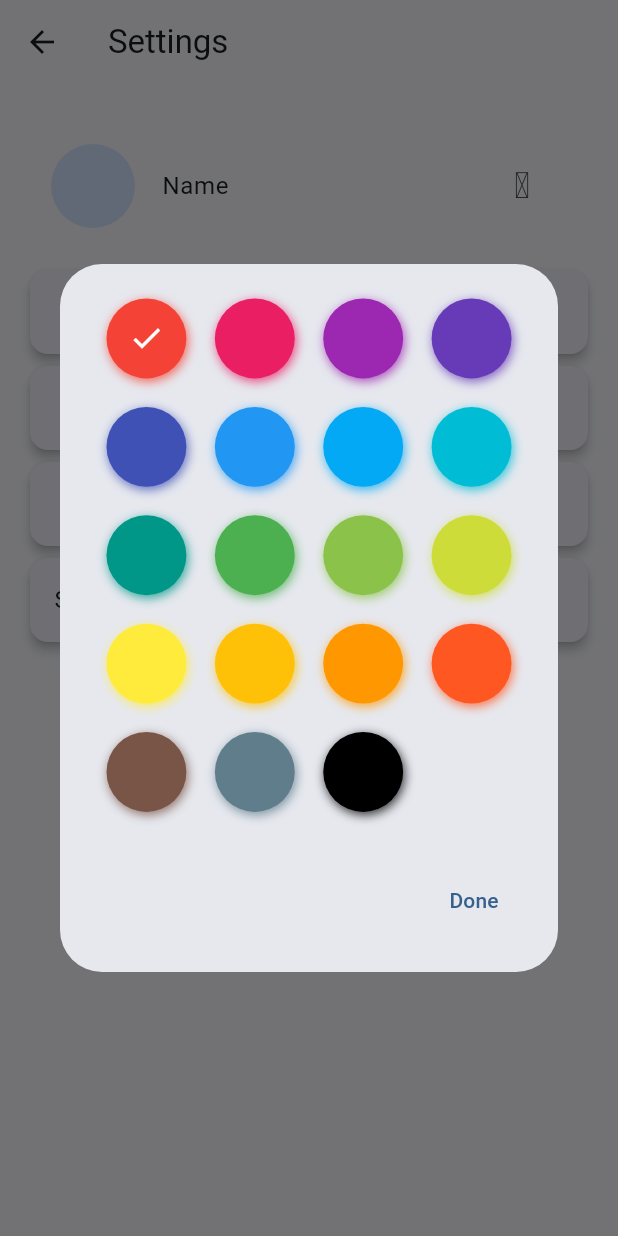
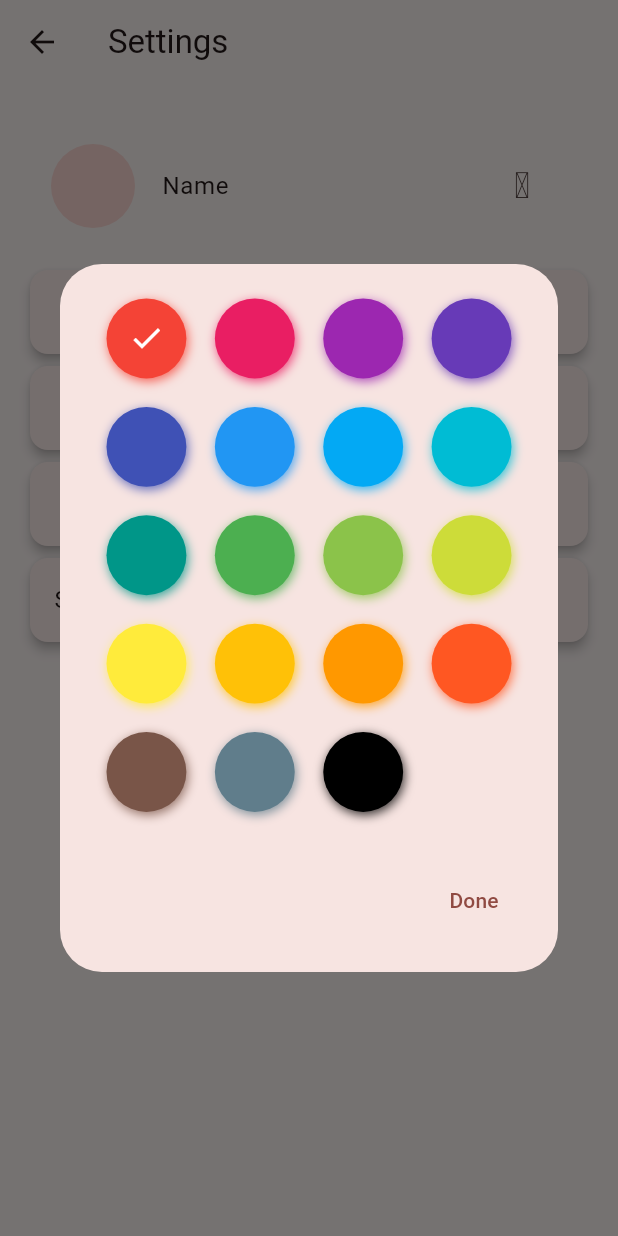
Before and after one commit to 3madhani/TalkVerse, a Flutter app: the SettingsScreen screen opened directly, after a tap on "Theme", on a phone screen of 412 x 824 dp. Run offline on Flutter 3.47's test engine with Material 3 defaults, Android fonts, the light colour scheme and no system bars; drawn by our look-alikes of flutter_colorpicker; our stand-ins replace flutter_svg, iconsax.

Commit message:
feat: implement settings view model and UI components for theme and profile management

```diff
--- /dev/null
+++ b/lib/features/home/presentation/view_model/settings_view_model.dart
@@ -0,0 +1,19 @@
+import 'package:flutter/material.dart';
+
+class SettingsViewModel extends ChangeNotifier {
+  Color _selectedColor = Colors.red;
+  bool _isDarkMode = false;
+
+  Color get selectedColor => _selectedColor;
+  bool get isDarkMode => _isDarkMode;
+
+  void changeThemeColor(Color color) {
+    _selectedColor = color;
+    notifyListeners();
+  }
+
+  void toggleDarkMode(bool value) {
+    _isDarkMode = value;
+    notifyListeners();
+  }
+}
--- a/lib/features/home/presentation/views/home_layout.dart
+++ b/lib/features/home/presentation/views/home_layout.dart
@@ -25,6 +25,12 @@
                   NavigationDestinationLabelBehavior.onlyShowSelected,
               elevation: 0,
               height: 70,
+              backgroundColor:
+                  Theme.of(
+                    context,
+                  ).colorScheme.surface, // Match scaffold background
+              surfaceTintColor:
+                  Colors.transparent, // Prevents shadow or elevation
               destinations:
                   homeViewModel.tabs
                       .map(
--- a/lib/features/home/presentation/views/settings_screen.dart
+++ b/lib/features/home/presentation/views/settings_screen.dart
@@ -1,7 +1,12 @@
 import 'package:chitchat/features/settings/presentation/views/profile_screen.dart';
 import 'package:flutter/material.dart';
-import 'package:flutter_colorpicker/flutter_colorpicker.dart';
 import 'package:iconsax/iconsax.dart';
+
+import 'widgets/dark_tile.dart';
+import 'widgets/navigation_tile.dart';
+import 'widgets/profile_tile.dart';
+import 'widgets/sign_out_tile.dart';
+import 'widgets/theme_tile.dart';
 
 class SettingsScreen extends StatelessWidget {
   const SettingsScreen({super.key});
@@ -14,26 +19,11 @@
         padding: const EdgeInsets.all(16.0),
         child: Column(
           children: [
-            ListTile(
-              minVerticalPadding: 40,
-              title: const Text('Name'),
-              leading: const CircleAvatar(radius: 30),
-              trailing: IconButton(
-                icon: const Icon(Iconsax.scan_barcode),
-                onPressed: () {},
-              ),
-            ),
-            Card(
-              elevation: 3,
-              child: ListTile(
-                shape: RoundedRectangleBorder(
-                  borderRadius: BorderRadius.circular(10),
-                ),
-                title: const Text('Profile'),
-                leading: const Icon(Iconsax.user),
-                trailing: const Icon(Icons.arrow_forward_ios),
+            const ProfileTile(),
+            NavigationTile(
+              title: 'Profile',
+              icon: Iconsax.user,
               onTap: () {
-                  // Navigate to profile screen
                 Navigator.push(
                   context,
                   MaterialPageRoute(
@@ -42,61 +32,9 @@
                 );
               },
             ),
-            ),
-            Card(
-              elevation: 3,
-              child: ListTile(
-                onTap: () {
-                  showDialog(
-                    context: context,
-                    builder:
-                        (context) => AlertDialog(
-                          content: SingleChildScrollView(
-                            child: BlockPicker(
-                              pickerColor: Colors.red,
-                              onColorChanged: (value) {},
-                            ),
-                          ),
-                          actions: [
-                            TextButton(
-                              child: const Text('Done'),
-                              onPressed: () {
-                                Navigator.pop(context);
-                              },
-                            ),
-                          ],
-                        ),
-                  );
-                },
-                shape: RoundedRectangleBorder(
-                  borderRadius: BorderRadius.circular(10),
-                ),
-                title: const Text('Theme'),
-                leading: const Icon(Iconsax.color_swatch),
-              ),
-            ),
-
-            Card(
-              elevation: 3,
-              child: ListTile(
-                shape: RoundedRectangleBorder(
-                  borderRadius: BorderRadius.circular(10),
-                ),
-                title: const Text('Dark Mode'),
-                leading: const Icon(Iconsax.moon),
-                trailing: Switch(value: true, onChanged: (value) {}),
-              ),
-            ),
-            Card(
-              elevation: 3,
-              child: ListTile(
-                shape: RoundedRectangleBorder(
-                  borderRadius: BorderRadius.circular(10),
-                ),
-                title: const Text('Sign Out'),
-                trailing: const Icon(Iconsax.logout_1),
-              ),
-            ),
+            const ThemeTile(),
+            const DarkModeTile(),
+            const SignOutTile(),
           ],
         ),
       ),
--- /dev/null
+++ b/lib/features/home/presentation/views/widgets/dark_tile.dart
@@ -0,0 +1,27 @@
+import 'package:flutter/material.dart';
+import 'package:iconsax/iconsax.dart';
+import 'package:provider/provider.dart';
+
+import '../../view_model/settings_view_model.dart';
+
+class DarkModeTile extends StatelessWidget {
+  const DarkModeTile({super.key});
+
+  @override
+  Widget build(BuildContext context) {
+    final viewModel = Provider.of<SettingsViewModel>(context);
+
+    return Card(
+      elevation: 3,
+      child: ListTile(
+        shape: RoundedRectangleBorder(borderRadius: BorderRadius.circular(10)),
+        title: const Text('Dark Mode'),
+        leading: const Icon(Iconsax.moon),
+        trailing: Switch(
+          value: viewModel.isDarkMode,
+          onChanged: viewModel.toggleDarkMode,
+        ),
+      ),
+    );
+  }
+}
--- /dev/null
+++ b/lib/features/home/presentation/views/widgets/navigation_tile.dart
@@ -0,0 +1,28 @@
+import 'package:flutter/material.dart';
+
+class NavigationTile extends StatelessWidget {
+  final String title;
+  final IconData icon;
+  final VoidCallback onTap;
+
+  const NavigationTile({
+    super.key,
+    required this.title,
+    required this.icon,
+    required this.onTap,
+  });
+
+  @override
+  Widget build(BuildContext context) {
+    return Card(
+      elevation: 3,
+      child: ListTile(
+        shape: RoundedRectangleBorder(borderRadius: BorderRadius.circular(10)),
+        title: Text(title),
+        leading: Icon(icon),
+        trailing: const Icon(Icons.arrow_forward_ios),
+        onTap: onTap,
+      ),
+    );
+  }
+}
--- /dev/null
+++ b/lib/features/home/presentation/views/widgets/profile_tile.dart
@@ -0,0 +1,19 @@
+import 'package:flutter/material.dart';
+import 'package:iconsax/iconsax.dart';
+
+class ProfileTile extends StatelessWidget {
+  const ProfileTile({super.key});
+
+  @override
+  Widget build(BuildContext context) {
+    return ListTile(
+      minVerticalPadding: 40,
+      title: const Text('Name'),
+      leading: const CircleAvatar(radius: 30),
+      trailing: IconButton(
+        icon: const Icon(Iconsax.scan_barcode),
+        onPressed: () {},
+      ),
+    );
+  }
+}
--- /dev/null
+++ b/lib/features/home/presentation/views/widgets/sign_out_tile.dart
@@ -0,0 +1,18 @@
+import 'package:flutter/material.dart';
+import 'package:iconsax/iconsax.dart';
+
+class SignOutTile extends StatelessWidget {
+  const SignOutTile({super.key});
+
+  @override
+  Widget build(BuildContext context) {
+    return Card(
+      elevation: 3,
+      child: ListTile(
+        shape: RoundedRectangleBorder(borderRadius: BorderRadius.circular(10)),
+        title: const Text('Sign Out'),
+        trailing: const Icon(Iconsax.logout_1),
+      ),
+    );
+  }
+}
--- /dev/null
+++ b/lib/features/home/presentation/views/widgets/theme_tile.dart
@@ -0,0 +1,48 @@
+import 'package:flutter/material.dart';
+import 'package:flutter_colorpicker/flutter_colorpicker.dart';
+import 'package:iconsax/iconsax.dart';
+import 'package:provider/provider.dart';
+
+import '../../view_model/settings_view_model.dart';
+
+class ThemeTile extends StatelessWidget {
+  const ThemeTile({super.key});
+
+  @override
+  Widget build(BuildContext context) {
+    final viewModel = Provider.of<SettingsViewModel>(context);
+
+    return Card(
+      elevation: 3,
+      child: ListTile(
+        onTap: () => _showColorPicker(context, viewModel),
+        shape: RoundedRectangleBorder(borderRadius: BorderRadius.circular(10)),
+        title: const Text('Theme'),
+        leading: const Icon(Iconsax.color_swatch),
+      ),
+    );
+  }
+
+  void _showColorPicker(BuildContext context, SettingsViewModel viewModel) {
+    showDialog(
+      context: context,
+      builder:
+          (context) => AlertDialog(
+            content: SingleChildScrollView(
+              child: BlockPicker(
+                pickerColor: viewModel.selectedColor,
+                onColorChanged: viewModel.changeThemeColor,
+              ),
+            ),
+            actions: [
+              TextButton(
+                child: const Text('Done'),
+                onPressed: () {
+                  Navigator.pop(context);
+                },
+              ),
+            ],
+          ),
+    );
+  }
+}
```
Also changed, not shown: lib/features/auth/presentation/views/widgets/custom_elevated_button.dart (+1 -9 lines), lib/features/settings/presentation/view_model/profile_view_model.dart (added, +43 -0 lines), lib/features/settings/presentation/views/profile_screen.dart (+54 -109 lines), lib/features/settings/presentation/views/widgets/profile_info_card.dart (added, +40 -0 lines), lib/features/settings/presentation/views/widgets/profile_info_card_static.dart (added, +27 -0 lines), lib/features/settings/presentation/views/widgets/profile_picture.dart (added, +25 -0 lines), lib/main.dart (+9 -1 lines), lib/my_app.dart (+11 -4 lines). Lines whose indentation alone changed are shown as unchanged.
